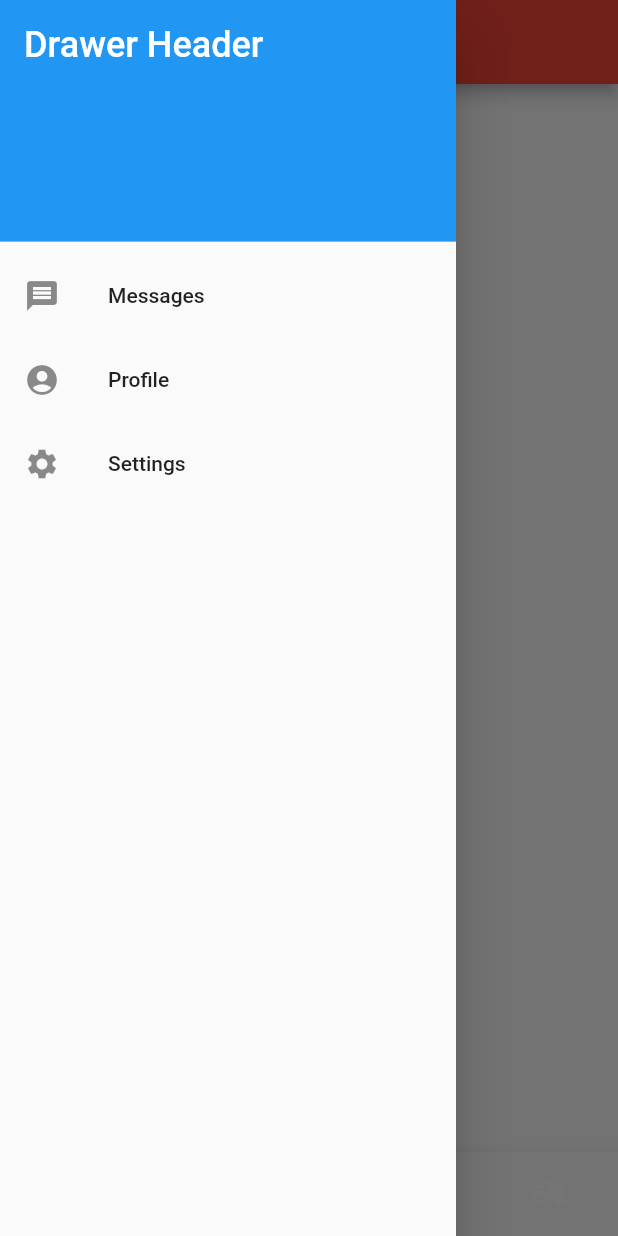
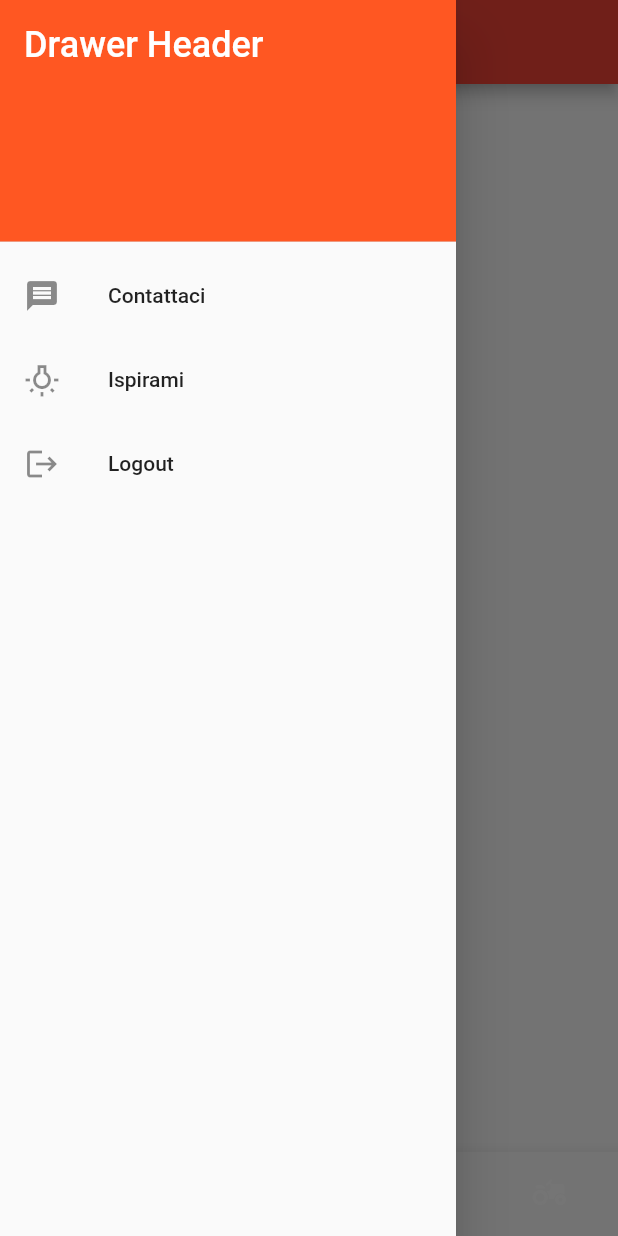
Before and after one commit to ChiaraAmalia/programmazioneMobileFlutter, a Flutter app: the RicetteCerca screen opened directly, with the side drawer open, on a phone screen of 412 x 824 dp. Run offline on Flutter 3.47's test engine with Material 2 defaults, Android fonts, the phone set to English and light mode, and no system bars.

Commit message:
Update RicetteCerca.dart

```diff
--- a/easycookingflutter/lib/RicetteCerca.dart
+++ b/easycookingflutter/lib/RicetteCerca.dart
@@ -97,7 +97,7 @@ class _RicetteCercaState extends State<RicetteCerca> {
           children: const <Widget>[
             DrawerHeader(
               decoration: BoxDecoration(
-                color: Colors.blue,
+                color: Colors.deepOrange,
               ),
               child: Text(
                 'Drawer Header',
@@ -109,15 +109,15 @@ class _RicetteCercaState extends State<RicetteCerca> {
             ),
             ListTile(
               leading: Icon(Icons.message),
-              title: Text('Messages'),
+              title: Text('Contattaci'),
             ),
             ListTile(
-              leading: Icon(Icons.account_circle),
-              title: Text('Profile'),
+              leading: Icon(Icons.wb_incandescent_outlined),
+              title: Text('Ispirami'),
             ),
             ListTile(
-              leading: Icon(Icons.settings),
-              title: Text('Settings'),
+              leading: Icon(Icons.logout),
+              title: Text('Logout'),
             ),
           ],
         ),
```
